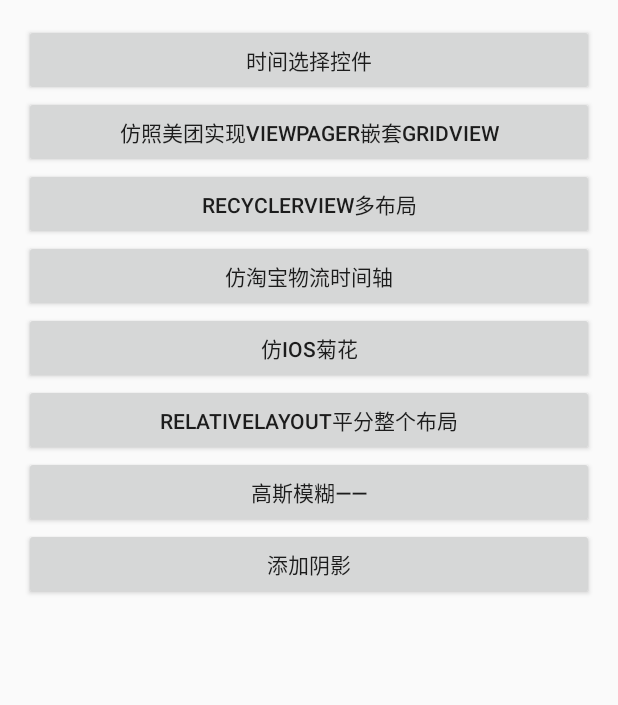
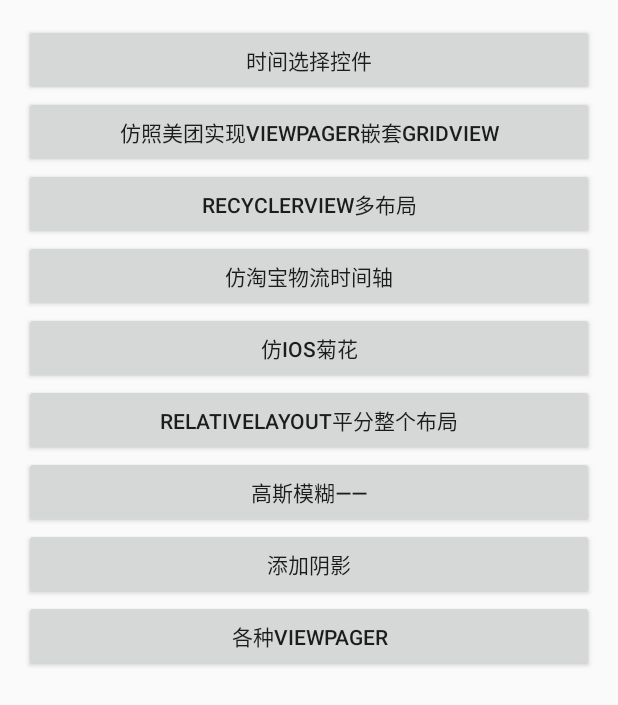
Before and after one commit to liuglgithub/DailySummary, an Android app: the UIMain3Activity screen opened directly, with no data from a screen before it, on a phone screen of 412 x 824 dp. Shown: the top 705 px of the screen. Run offline under Robolectric (Android 15) with nearby library versions, the phone set to English and light mode, and no system bars; our stand-ins replace ButterKnife; libraries missing offline, so code that uses them is left out: com.orhanobut.logger; 2 statements that could not run were skipped.

Commit message:
主要是添加记录

```diff
--- a/app/src/main/AndroidManifest.xml
+++ b/app/src/main/AndroidManifest.xml
@@ -151,7 +151,9 @@
         <activity android:name=".animation.defualtinterpolator.CycleInterpolatorActivity" />
         <activity android:name=".animation.defualtinterpolator.DecelerateInterpolatorActivity" />
         <activity android:name=".animation.defualtinterpolator.LinearInterpolatorActivity" />
-        <activity android:name=".animation.defualtinterpolator.OvershootInterpolatorActivity"></activity>
+        <activity android:name=".animation.defualtinterpolator.OvershootInterpolatorActivity" />
+        <activity android:name=".matcher.MatcherActivity" />
+        <activity android:name=".view.viewpager.ViewPagerAllActivity"></activity>
     </application>
 
 </manifest>
--- a/app/src/main/java/com/liugl/alltest/view/UIMain3Activity.java
+++ b/app/src/main/java/com/liugl/alltest/view/UIMain3Activity.java
@@ -15,6 +15,7 @@ import com.liugl.alltest.view.recyclerviewmulitlayout.RecycleViewMulitLayoutActi
 import com.liugl.alltest.view.relatvie.Relativelayout_Activity;
 import com.liugl.alltest.view.sharepbg.SharepActivity;
 import com.liugl.alltest.view.shijianzhou.ShiJianZhouActivity;
+import com.liugl.alltest.view.viewpager.ViewPagerAllActivity;
 import com.liugl.alltest.view.viewpagernetsgridview.ViewPagerNestGridViewActivity;
 
 import butterknife.BindView;
@@ -43,6 +44,8 @@ public class UIMain3Activity extends BaseActivity {
     @BindView(R.id.shareBg)
     Button shareBg;
 
+    @BindView(R.id.viewPagerBtn)
+    Button viewPagerBtn;
 
     @Override
     protected void onCreate(Bundle savedInstanceState) {
@@ -51,7 +54,7 @@ public class UIMain3Activity extends BaseActivity {
         ButterKnife.bind(this);
     }
 
-    @OnClick({R.id.shareBg,R.id.gaussianBlurBtn,R.id.relativeAverage,R.id.progressJvhua,R.id.timezhou,R.id.vpgridview, R.id.datapic,R.id.rvmulit})
+    @OnClick({R.id.viewPagerBtn,R.id.shareBg,R.id.gaussianBlurBtn,R.id.relativeAverage,R.id.progressJvhua,R.id.timezhou,R.id.vpgridview, R.id.datapic,R.id.rvmulit})
     public void onBtnClick(View view) {
 
         switch (view.getId()) {
@@ -94,6 +97,12 @@ public class UIMain3Activity extends BaseActivity {
                 startActivity(shareBgIntent);
 
                 break;
+
+            case R.id.viewPagerBtn:
+                Intent viewpagerIntent = new Intent(this, ViewPagerAllActivity.class);
+                startActivity(viewpagerIntent);
+                break;
+
         }
 
     }
--- a/app/src/main/res/layout/activity_uimain3.xml
+++ b/app/src/main/res/layout/activity_uimain3.xml
@@ -9,6 +9,7 @@
     android:paddingRight="@dimen/activity_horizontal_margin"
     android:paddingTop="@dimen/activity_vertical_margin"
     tools:context="com.liugl.alltest.view.UIMain3Activity">
+
     <ScrollView
         android:layout_width="match_parent"
         android:layout_height="match_parent">
@@ -16,60 +17,62 @@
         <LinearLayout
             android:layout_width="match_parent"
             android:layout_height="match_parent"
-        android:orientation="vertical"
-        >
+            android:orientation="vertical">
 
             <Button
                 android:id="@+id/datapic"
                 android:layout_width="match_parent"
                 android:layout_height="wrap_content"
-            android:text="时间选择控件"
-            />
+                android:text="时间选择控件" />
 
             <Button
                 android:id="@+id/vpgridview"
                 android:layout_width="match_parent"
                 android:layout_height="wrap_content"
-            android:text="仿照美团实现viewpager嵌套gridview"
-            />
+                android:text="仿照美团实现viewpager嵌套gridview" />
+
             <Button
                 android:id="@+id/rvmulit"
                 android:layout_width="match_parent"
                 android:layout_height="wrap_content"
-            android:text="RecyclerView多布局"
-            />
+                android:text="RecyclerView多布局" />
+
             <Button
                 android:id="@+id/timezhou"
                 android:layout_width="match_parent"
                 android:layout_height="wrap_content"
-            android:text="仿淘宝物流时间轴"
-            />
+                android:text="仿淘宝物流时间轴" />
+
             <Button
                 android:id="@+id/progressJvhua"
                 android:layout_width="match_parent"
                 android:layout_height="wrap_content"
-            android:text="仿ios菊花"
-            />
+                android:text="仿ios菊花" />
 
             <Button
                 android:id="@+id/relativeAverage"
                 android:layout_width="match_parent"
                 android:layout_height="wrap_content"
-            android:text="RelativeLayout平分整个布局"
-            />
+                android:text="RelativeLayout平分整个布局" />
 
             <Button
                 android:id="@+id/gaussianBlurBtn"
                 android:layout_width="match_parent"
                 android:layout_height="wrap_content"
-            android:text="高斯模糊——"
-            />
+                android:text="高斯模糊——" />
+
             <Button
                 android:id="@+id/shareBg"
                 android:layout_width="match_parent"
                 android:layout_height="wrap_content"
-            android:text="添加阴影"
-            />
+                android:text="添加阴影" />
+
+            <Button
+                android:id="@+id/viewPagerBtn"
+                android:layout_width="match_parent"
+                android:layout_height="wrap_content"
+                android:text="各种viewPager" />
+
         </LinearLayout>
 
     </ScrollView>
```
Also changed, not shown: app/src/main/java/com/liugl/alltest/MainActivity.java (+11 -1 lines), app/src/main/java/com/liugl/alltest/matcher/MatcherActivity.java (added, +15 -0 lines), app/src/main/java/com/liugl/alltest/view/viewpager/ViewPagerAllActivity.java (added, +15 -0 lines), app/src/main/res/layout/activity_main.xml (+9 -0 lines), app/src/main/res/layout/activity_matcher.xml (added, +9 -0 lines), app/src/main/res/layout/activity_view_pager_all.xml (added, +16 -0 lines), 1 other file. Lines whose indentation alone changed are shown as unchanged.
